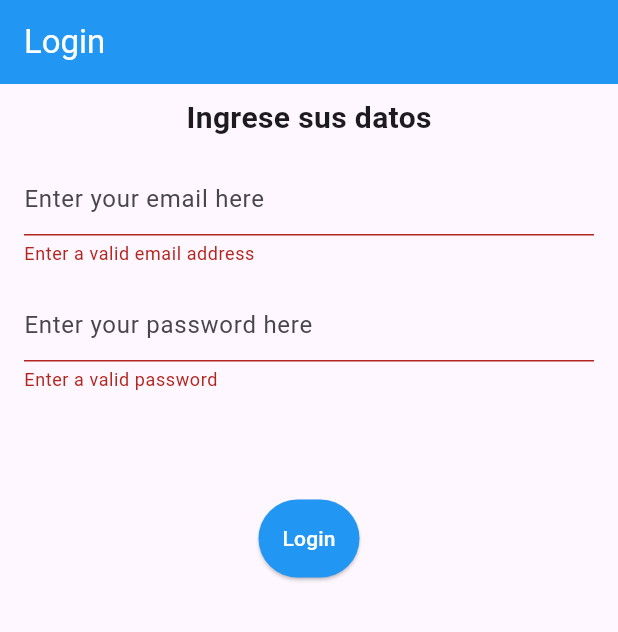
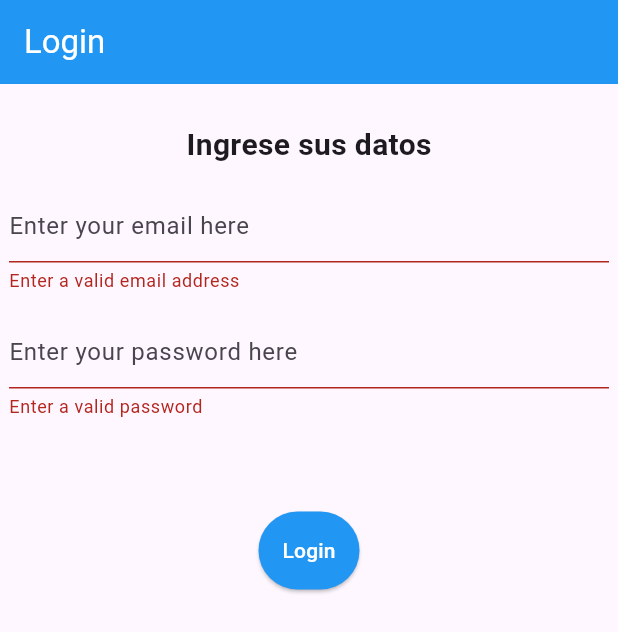
Before and after one commit to maximinetto/example_flutter, a Flutter app: the screen it shows after launch, after a tap on "Login", on a phone screen of 412 x 824 dp. Shown: the top 632 px of the screen. Run offline on Flutter 3.47's test engine with Material 3 defaults, Android fonts, the phone set to English and light mode, and no system bars.

Commit message:
add time to the session

```diff
--- /dev/null
+++ b/devtools_options.yaml
@@ -0,0 +1,4 @@
+description: This file stores settings for Dart & Flutter DevTools.
+documentation: https://docs.flutter.dev/tools/devtools/extensions#configure-extension-enablement-states
+extensions:
+  - provider: true
--- a/lib/login.dart
+++ b/lib/login.dart
@@ -16,8 +16,6 @@ class _LoginViewState extends State<LoginView> {
   late final TextEditingController _email;
   late final TextEditingController _password;
   String? _error;
-
-  _LoginViewState();
 
   @override
   void initState() {
@@ -70,13 +68,15 @@ class _LoginViewState extends State<LoginView> {
   Widget build(BuildContext context) {
     return Scaffold(
       appBar: AppBar(title: const Text("Login")),
-      body: Padding(
-        padding: const EdgeInsets.fromLTRB(16, 8, 16, 8),
+      body: Center(
+        child: SizedBox(
+          width: 400,
           child: Form(
             key: _formKey,
             child: Column(
               spacing: 16,
               children: [
+                SizedBox(height: 10),
                 Center(
                   child: Text(
                     "Ingrese sus datos",
@@ -112,7 +112,7 @@ class _LoginViewState extends State<LoginView> {
                 ),
 
                 SizedBox(
-                height: 40,
+                  height: 30,
                   child:
                       _error != null
                           ? Text(_error!, style: TextStyle(color: Colors.red))
@@ -123,7 +123,9 @@ class _LoginViewState extends State<LoginView> {
                   onPressed: _submit,
                   style: ButtonStyle(
                     backgroundColor: WidgetStatePropertyAll<Color>(Colors.blue),
-                  foregroundColor: WidgetStatePropertyAll<Color>(Colors.white),
+                    foregroundColor: WidgetStatePropertyAll<Color>(
+                      Colors.white,
+                    ),
                     padding: WidgetStatePropertyAll<EdgeInsets>(
                       EdgeInsets.all(16),
                     ),
@@ -144,6 +146,7 @@ class _LoginViewState extends State<LoginView> {
             ),
           ),
         ),
+      ),
     );
   }
 }
--- a/lib/main.dart
+++ b/lib/main.dart
@@ -8,8 +8,8 @@ import 'package:provider/provider.dart';
 void main() {
   runApp(
     ChangeNotifierProvider(
-      create: (_) => AuthProvider(AuthService()),
-      child: MyApp(),
+      create: (_) => AuthProvider(AuthService())..load(),
+      child: const MyApp(),
     ),
   );
 }
@@ -19,20 +19,34 @@ class MyApp extends StatelessWidget {
 
   @override
   Widget build(BuildContext context) {
-    return MaterialApp(
-      title: 'Super App',
+    final auth = Provider.of<AuthProvider>(context);
+    return Listener(
+      behavior: HitTestBehavior.translucent,
+      onPointerDown: (_) {
+        auth.userActivityDetected();
+      },
+      child: MaterialApp(
+        title: "Super App",
         theme: ThemeData(
           primarySwatch: Colors.blue,
-        appBarTheme: AppBarTheme(
+          appBarTheme: const AppBarTheme(
             backgroundColor: Colors.blue,
             foregroundColor: Colors.white,
           ),
         ),
         home: Consumer<AuthProvider>(
           builder: (context, auth, _) {
-          if (auth.isLoading) return CircularProgressIndicator();
-          return auth.isAuthenticated ? HomeView() : LoginView();
+            if (auth.isLoading) {
+              return const Scaffold(
+                body: Center(child: CircularProgressIndicator()),
+              );
+            } else if (auth.isAuthenticated) {
+              return const HomeView();
+            } else {
+              return const LoginView();
+            }
           },
+        ),
       ),
     );
   }
--- a/lib/view_models/auth_provider.dart
+++ b/lib/view_models/auth_provider.dart
@@ -1,3 +1,5 @@
+import 'dart:async';
+
 import 'package:example_flutter/services/auth_service.dart';
 import 'package:flutter/widgets.dart';
 
@@ -5,11 +7,12 @@ class AuthProvider extends ChangeNotifier {
   final AuthService _service;
   bool _loading = false;
   bool _authenticated = false;
+  Timer? _inactivityTimer;
 
-  AuthProvider(this._service) : super();
+  AuthProvider(this._service);
 
-  get isLoading => _loading;
-  get isAuthenticated => _authenticated;
+  bool get isLoading => _loading;
+  bool get isAuthenticated => _authenticated;
 
   Future<void> load() async {
     _loading = true;
@@ -23,10 +26,37 @@ class AuthProvider extends ChangeNotifier {
     await _service.login(email, password);
     _authenticated = await _service.isAuthenticated();
     notifyListeners();
+    _startInactivityTimer();
   }
 
-  void logout() {
-    _authenticated = false;
+  Future<void> logout() async {
+    _cancelInactivityTimer();
+    await _service.logout();
+    _authenticated = await _service.isAuthenticated();
     notifyListeners();
   }
+
+  void userActivityDetected() {
+    if (_authenticated) {
+      _startInactivityTimer();
+    }
+  }
+
+  void _startInactivityTimer() {
+    _cancelInactivityTimer();
+    _inactivityTimer = Timer(const Duration(minutes: 15), () {
+      logout(); // No usa context
+    });
+  }
+
+  void _cancelInactivityTimer() {
+    _inactivityTimer?.cancel();
+    _inactivityTimer = null;
+  }
+
+  @override
+  void dispose() {
+    _cancelInactivityTimer();
+    super.dispose();
+  }
 }
```
Also changed, not shown: lib/home.dart (+34 -2 lines). Lines whose indentation alone changed are shown as unchanged.
